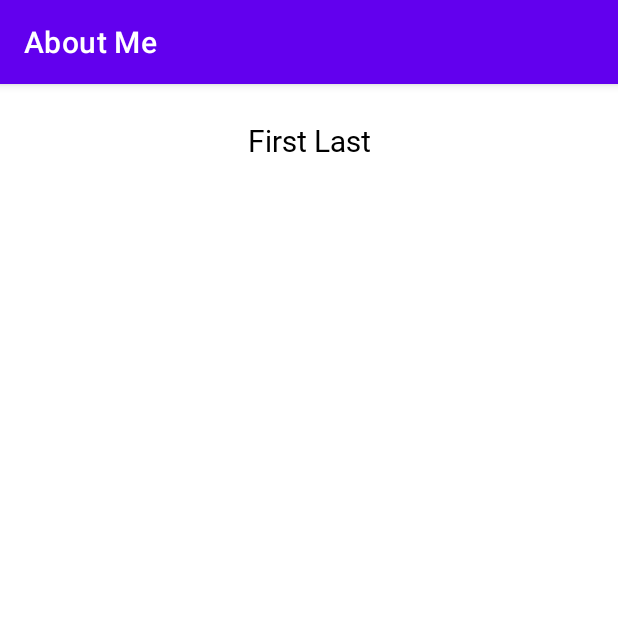
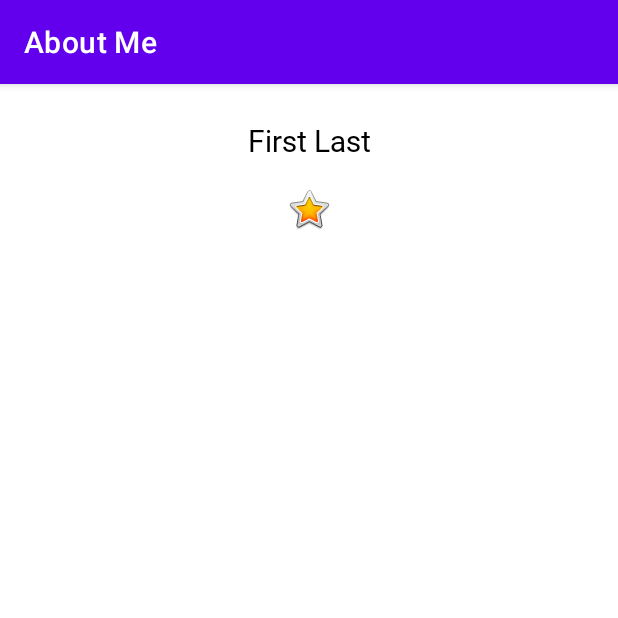
Before and after one commit to adj006/AboutMe, an Android app: the screen it shows after launch (MainActivity), on a phone screen of 412 x 824 dp, the top half of it. Run offline under Robolectric (Android 15) with nearby library versions, the phone set to English and light mode, and no system bars.

Commit message:
Added a star with style

```diff
--- a/app/src/main/res/layout/activity_main.xml
+++ b/app/src/main/res/layout/activity_main.xml
@@ -1,5 +1,7 @@
 <?xml version="1.0" encoding="utf-8"?>
 <LinearLayout xmlns:android="http://schemas.android.com/apk/res/android"
+    xmlns:app="http://schemas.android.com/apk/res-auto"
+    android:orientation="vertical"
     android:layout_width="match_parent"
     android:layout_height="match_parent">
 
@@ -9,6 +11,14 @@
         android:layout_height="wrap_content"
         android:text="@string/name"
         android:textAlignment="center"
-        style="@style/nameStyle" />
+        style="@style/NameStyle" />
+
+    <ImageView
+        android:id="@+id/star_image"
+        android:layout_width="match_parent"
+        android:layout_height="wrap_content"
+        android:layout_marginTop="@dimen/layout_margin"
+        android:contentDescription="@string/yellow_star"
+        app:srcCompat="@android:drawable/btn_star_big_on" />
 
 </LinearLayout>
--- a/app/src/main/res/values/strings.xml
+++ b/app/src/main/res/values/strings.xml
@@ -1,4 +1,5 @@
 <resources>
     <string name="app_name">About Me</string>
     <string name="name">First Last</string>
+    <string name="yellow_star">Yellow star</string>
 </resources>
--- a/app/src/main/res/values/styles.xml
+++ b/app/src/main/res/values/styles.xml
@@ -1,7 +1,7 @@
 <?xml version="1.0" encoding="utf-8"?>
 <resources>
 
-    <style name="nameStyle">
+    <style name="NameStyle">
         <item name="android:layout_marginTop">@dimen/layout_margin</item>
         <item name="android:fontFamily">@font/roboto</item>
         <item name="android:paddingTop">@dimen/small_padding</item>
```
